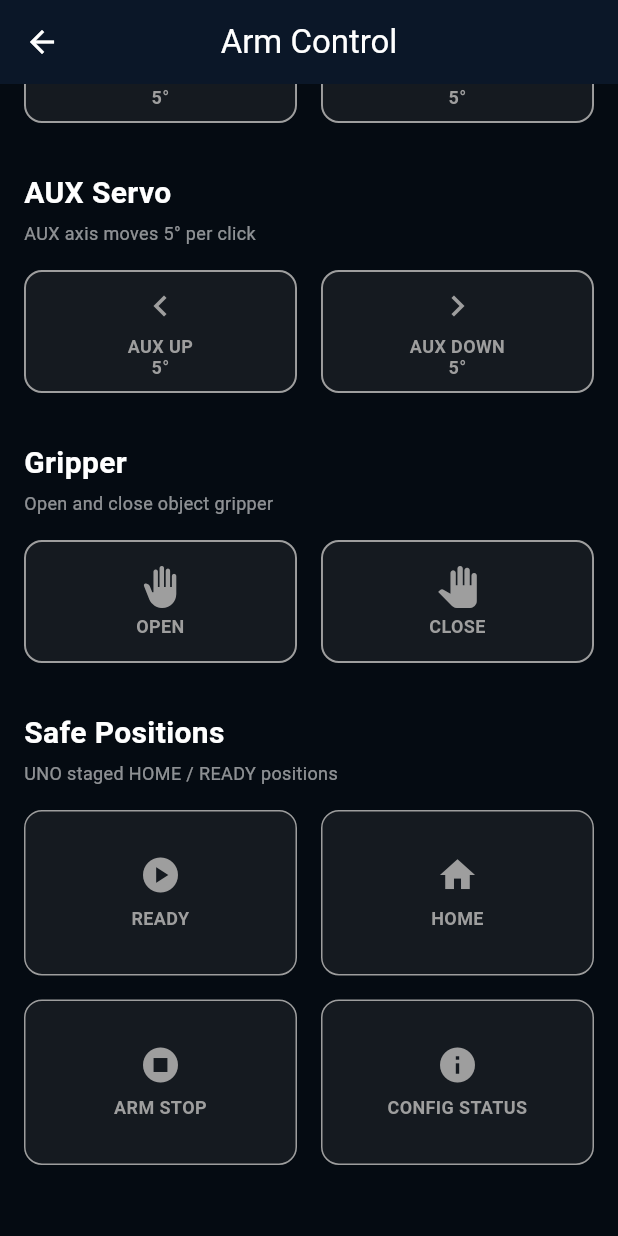
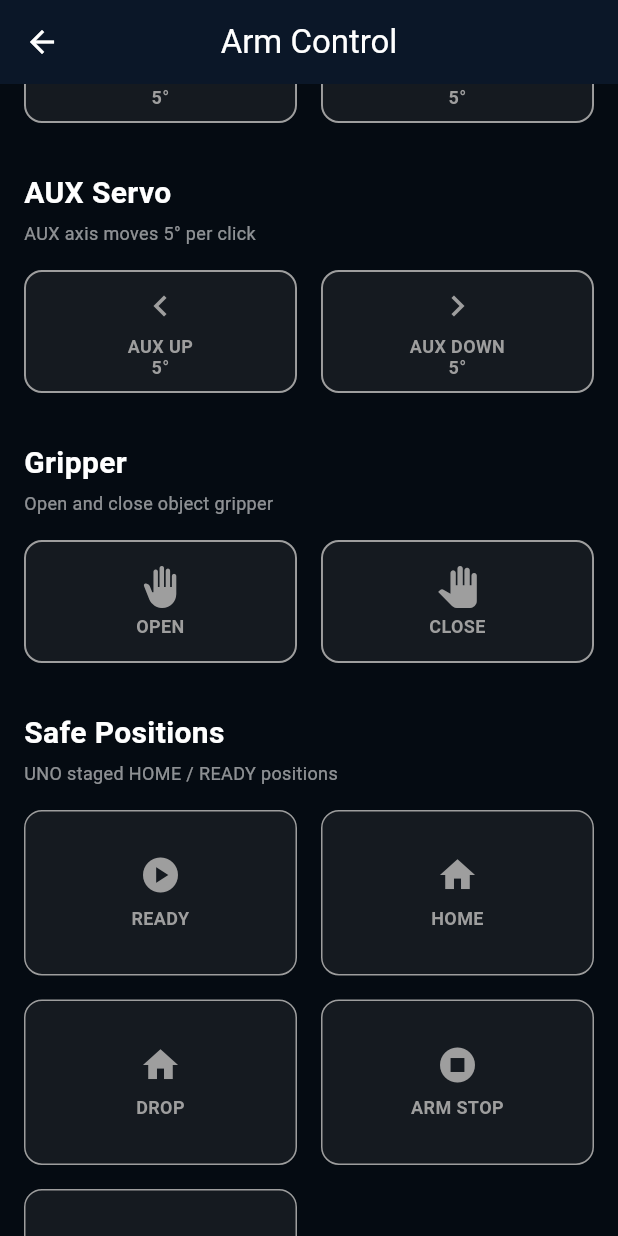
Before and after one commit to MuathHassoun/Apex-Rover, a Flutter app: the ArmControlScreen screen opened directly, scrolled down 801 dp, on a phone screen of 412 x 824 dp. Run offline on Flutter 3.47's test engine with Material 3 defaults, Android fonts, the light colour scheme and no system bars; our stand-ins replace flutter_riverpod, logger, sqflite, typed_data; missing offline and left inert: mqtt5_client; accounts and stored records are empty; network calls fail.

Commit message:
Optimize the remote control screen

```diff
--- a/lib/screens/arm_control_screen.dart
+++ b/lib/screens/arm_control_screen.dart
@@ -17,8 +17,7 @@ class _ArmControlScreenState extends ConsumerState<ArmControlScreen> {
   String _lastAction = 'Ready';
 
   void _sendArmCommand(String command) {
-    final isConnected =
-        ref.read(connectionStatusProvider) == ConnectionStatus.connected;
+    final isConnected = ref.read(connectionStatusProvider) == ConnectionStatus.connected;
 
     setState(() {
       _lastAction = command.replaceAll('ARM:', '').replaceAll(':', ' ');
@@ -56,8 +55,7 @@ class _ArmControlScreenState extends ConsumerState<ArmControlScreen> {
 
   @override
   Widget build(BuildContext context) {
-    final isConnected =
-        ref.watch(connectionStatusProvider) == ConnectionStatus.connected;
+    final isConnected = ref.watch(connectionStatusProvider) == ConnectionStatus.connected;
 
     final settings = ref.watch(unoMotionSettingsProvider);
     final stepperSteps = settings.stepperSteps;
@@ -84,7 +82,6 @@ class _ArmControlScreenState extends ConsumerState<ArmControlScreen> {
                 servoStep: servoStep,
               ),
               const SizedBox(height: AppSpacing.lg),
-
               _SectionTitle(
                 title: 'Base Stepper',
                 subtitle: 'Arm base stepper uses $stepperSteps steps per click',
@@ -127,9 +124,7 @@ class _ArmControlScreenState extends ConsumerState<ArmControlScreen> {
                   ),
                 ],
               ),
-
               const SizedBox(height: AppSpacing.xl),
-
               _SectionTitle(
                 title: 'Shoulder',
                 subtitle: 'Servo moves $servoStep° per click',
@@ -162,9 +157,7 @@ class _ArmControlScreenState extends ConsumerState<ArmControlScreen> {
                   ),
                 ],
               ),
-
               const SizedBox(height: AppSpacing.xl),
-
               _SectionTitle(
                 title: 'Elbow',
                 subtitle: 'Servo moves $servoStep° per click',
@@ -197,9 +190,7 @@ class _ArmControlScreenState extends ConsumerState<ArmControlScreen> {
                   ),
                 ],
               ),
-
               const SizedBox(height: AppSpacing.xl),
-
               _SectionTitle(
                 title: 'Wrist',
                 subtitle: 'Servo moves $servoStep° per click',
@@ -232,9 +223,7 @@ class _ArmControlScreenState extends ConsumerState<ArmControlScreen> {
                   ),
                 ],
               ),
-
               const SizedBox(height: AppSpacing.xl),
-
               _SectionTitle(
                 title: 'AUX Servo',
                 subtitle: 'AUX axis moves $servoStep° per click',
@@ -267,9 +256,7 @@ class _ArmControlScreenState extends ConsumerState<ArmControlScreen> {
                   ),
                 ],
               ),
-
               const SizedBox(height: AppSpacing.xl),
-
               _SectionTitle(
                 title: 'Gripper',
                 subtitle: 'Open and close object gripper',
@@ -298,9 +285,7 @@ class _ArmControlScreenState extends ConsumerState<ArmControlScreen> {
                   ),
                 ],
               ),
-
               const SizedBox(height: AppSpacing.xl),
-
               _SectionTitle(
                 title: 'Safe Positions',
                 subtitle: 'UNO staged HOME / READY positions',
@@ -329,6 +314,13 @@ class _ArmControlScreenState extends ConsumerState<ArmControlScreen> {
                     onTap: () => _sendArmCommand('ARM:HOME'),
                   ),
                   _QuickActionButton(
+                    label: 'DROP',
+                    icon: Icons.home,
+                    color: Colors.orangeAccent,
+                    enabled: isConnected,
+                    onTap: () => _sendArmCommand('ARM:DROP'),
+                  ),
+                  _QuickActionButton(
                     label: 'ARM STOP',
                     icon: Icons.stop_circle,
                     color: Colors.redAccent,
@@ -344,7 +336,6 @@ class _ArmControlScreenState extends ConsumerState<ArmControlScreen> {
                   ),
                 ],
               ),
-
               const SizedBox(height: AppSpacing.xl),
             ],
           ),
```
Also changed, not shown: lib/screens/remote_control_screen.dart (+26 -2 lines).
